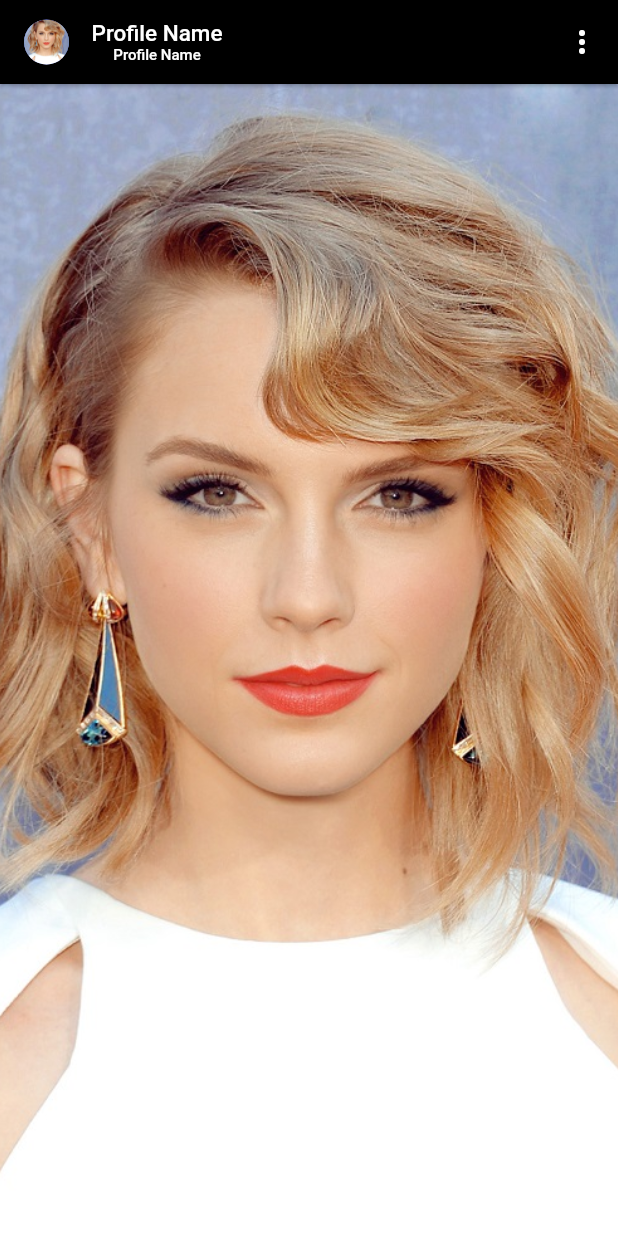
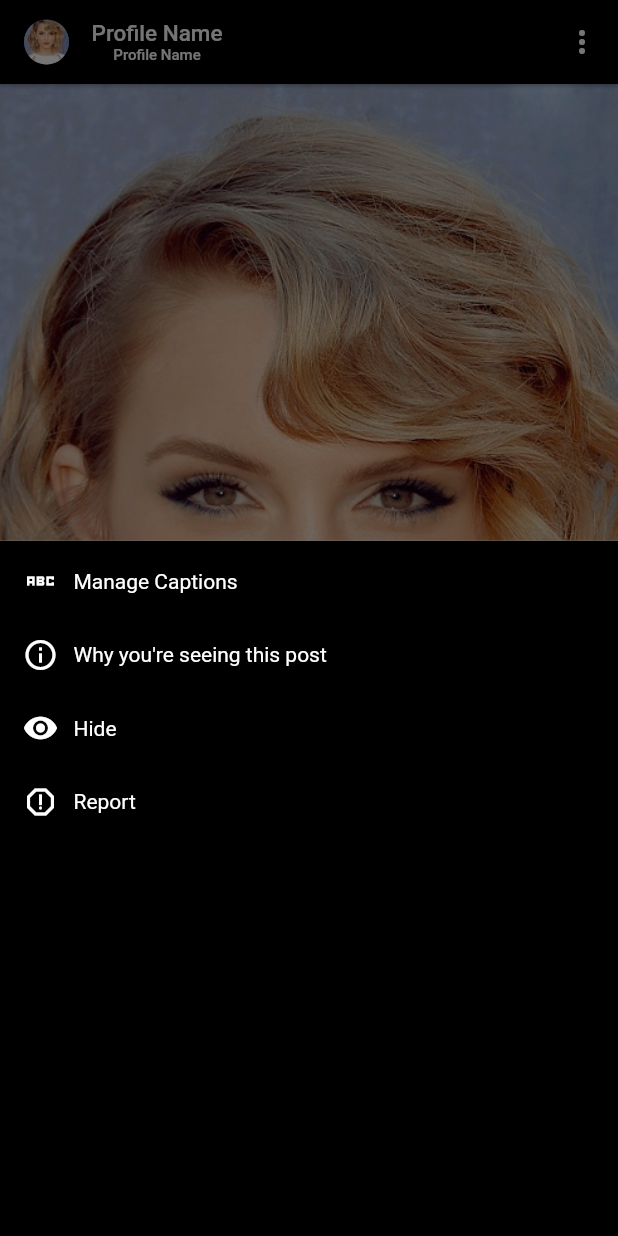
Before and after one commit to git-tolu/instaclone, a Flutter app: the StatusPage screen opened directly, after a tap on the "more vert" icon, on a phone screen of 412 x 824 dp. Run offline on Flutter 3.47's test engine with Material 2 defaults, Android fonts, the phone set to English and light mode, and no system bars; our stand-ins replace gap, get.

Commit message:
increasing post

```diff
--- a/instaclone/lib/status_page.dart
+++ b/instaclone/lib/status_page.dart
@@ -1,6 +1,7 @@
 import 'package:flutter/material.dart';
 import 'package:flutter/src/widgets/container.dart';
 import 'package:flutter/src/widgets/framework.dart';
+import 'package:gap/gap.dart';
 import 'package:instaclone/utils/appLayout.dart';
 
 class StatusPage extends StatefulWidget {
@@ -65,7 +66,88 @@ class _StatusPageState extends State<StatusPage> {
               color: Colors.white,
             ),
             onPressed: () {
-              print("action");
+              showModalBottomSheet<void>(
+                context: context,
+                builder: (BuildContext context) {
+                  return Container(
+                    height: AppLayout.GetHeight(500),
+                    color: Colors.black,
+                    padding: const EdgeInsets.all(15),
+                    child: Column(
+                      children: [
+                        Row(
+                          mainAxisAlignment: MainAxisAlignment.start,
+                          children: const [
+                            Icon(
+                              Icons.abc_sharp,
+                              color: Colors.white,
+                            ),
+                            SizedBox(
+                              width: 10,
+                            ),
+                            Text(
+                              'Manage Captions',
+                              style: TextStyle(color: Colors.white),
+                            )
+                          ],
+                        ),
+                        const Gap(25),
+                        Row(
+                          mainAxisAlignment: MainAxisAlignment.start,
+                          children: const [
+                            Icon(
+                              Icons.info_outline,
+                              color: Colors.white,
+                            ),
+                            SizedBox(
+                              width: 10,
+                            ),
+                            Text(
+                              "Why you're seeing this post",
+                              style: TextStyle(color: Colors.white),
+                            )
+                          ],
+                        ),
+                        const Gap(25),
+                        Row(
+                          mainAxisAlignment: MainAxisAlignment.start,
+                          children: const [
+                            Icon(
+                              Icons.remove_red_eye,
+                              color: Colors.white,
+                            ),
+                            SizedBox(
+                              width: 10,
+                            ),
+                            Text(
+                              "Hide",
+                              style: TextStyle(color: Colors.white),
+                            )
+                          ],
+                        ),
+                        const Gap(25),
+                        Row(
+                          mainAxisAlignment: MainAxisAlignment.start,
+                          children: const [
+                            Icon(
+                              Icons.report_outlined,
+                              color: Colors.white,
+                            ),
+                            SizedBox(
+                              width: 10,
+                            ),
+                            Text(
+                              "Report",
+                              style: TextStyle(color: Colors.white),
+                            )
+                          ],
+                        ),
+                        const Gap(25),
+                      ],
+                    ),
+                  );
+                },
+              );
             },
           ),
         ],
```
Also changed, not shown: instaclone/lib/home-page.dart (+71 -55 lines), instaclone/images/araina2.jpg (added), instaclone/images/ariana1.jpg (added), instaclone/images/florencepugh.jpg (added), instaclone/images/fpugh1.jpg (added), instaclone/images/gomezpost.jpg (added), instaclone/images/icon/instagram.png (added), instaclone/images/jenniferlawrence.jpg (added), instaclone/images/justinskye.jpg (added), instaclone/images/kehlani.jpg (added), instaclone/images/kehlani2.jpg (added), instaclone/images/ol1.jpg (added), instaclone/images/riri.jpg (added), instaclone/images/riri2.jpg (added), 6 more files.
